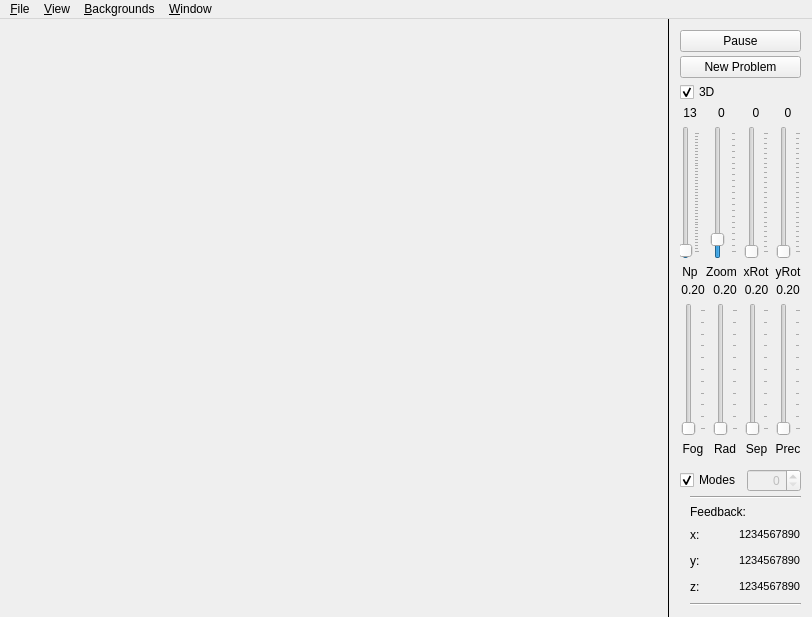
The window that Atomical/Qt4/mainwindow.ui (nagyistoce/cocoatutorials) describes before a commit, drawn with Qt 5.
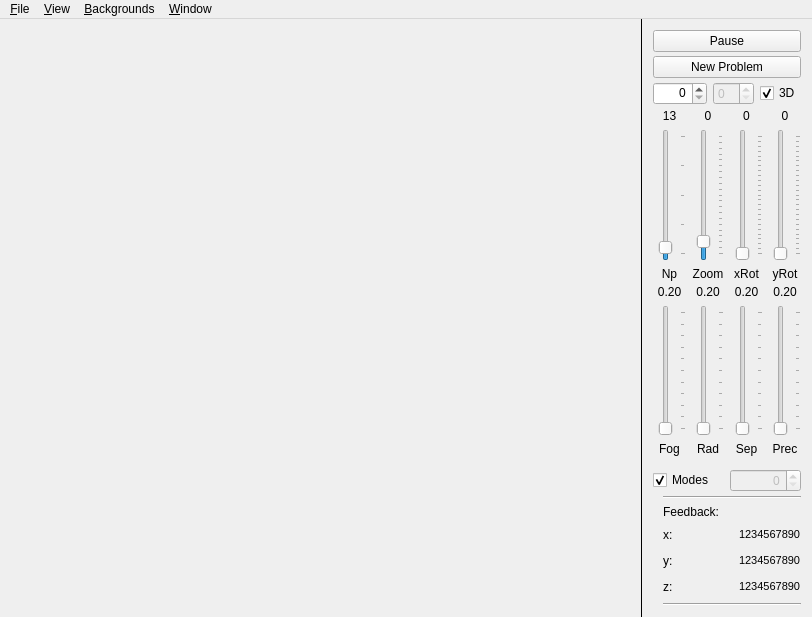
The same window after the commit. Icons and pictures are not drawn.

Commit message: Implemented more of Fabio's list (Radius is awesome). Overhauled the behaviour of the NewProblem buttons. Added Np and Np2 spin buttons. See ReadMe.txt for more information.

```diff
--- a/Atomical/Qt4/mainwindow.ui
+++ b/Atomical/Qt4/mainwindow.ui
@@ -95,12 +95,6 @@
     </item>
     <item>
      <widget class="QFrame" name="controls">
-      <property name="maximumSize">
-       <size>
-        <width>175</width>
-        <height>16777215</height>
-       </size>
-      </property>
       <property name="frameShape">
        <enum>QFrame::Box</enum>
       </property>
@@ -130,6 +124,23 @@
        </item>
        <item>
         <layout class="QHBoxLayout" name="horizontalLayout_7">
+         <item>
+          <widget class="QSpinBox" name="npSpinBox">
+           <property name="alignment">
+            <set>Qt::AlignRight|Qt::AlignTop|Qt::AlignTrailing</set>
+           </property>
+           <property name="maximum">
+            <number>5000</number>
+           </property>
+          </widget>
+         </item>
+         <item>
+          <widget class="QSpinBox" name="np2SpinBox">
+           <property name="enabled">
+            <bool>false</bool>
+           </property>
+          </widget>
+         </item>
          <item>
           <widget class="QCheckBox" name="threeD">
            <property name="minimumSize">
@@ -174,7 +185,7 @@
               <number>3</number>
              </property>
              <property name="maximum">
-              <number>2003</number>
+              <number>203</number>
              </property>
              <property name="pageStep">
               <number>100</number>
@@ -452,11 +463,14 @@
                <verstretch>0</verstretch>
               </sizepolicy>
              </property>
+             <property name="minimum">
+              <number>0</number>
+             </property>
              <property name="maximum">
-              <number>20</number>
+              <number>300</number>
              </property>
              <property name="pageStep">
-              <number>1</number>
+              <number>10</number>
              </property>
              <property name="tracking">
               <bool>true</bool>
@@ -468,7 +482,7 @@
               <enum>QSlider::TicksBelow</enum>
              </property>
              <property name="tickInterval">
-              <number>2</number>
+              <number>30</number>
              </property>
             </widget>
            </item>
```
Left out of the diff: 34 changed lines with no effect on the pictures. The commit also changes 6 other files.
